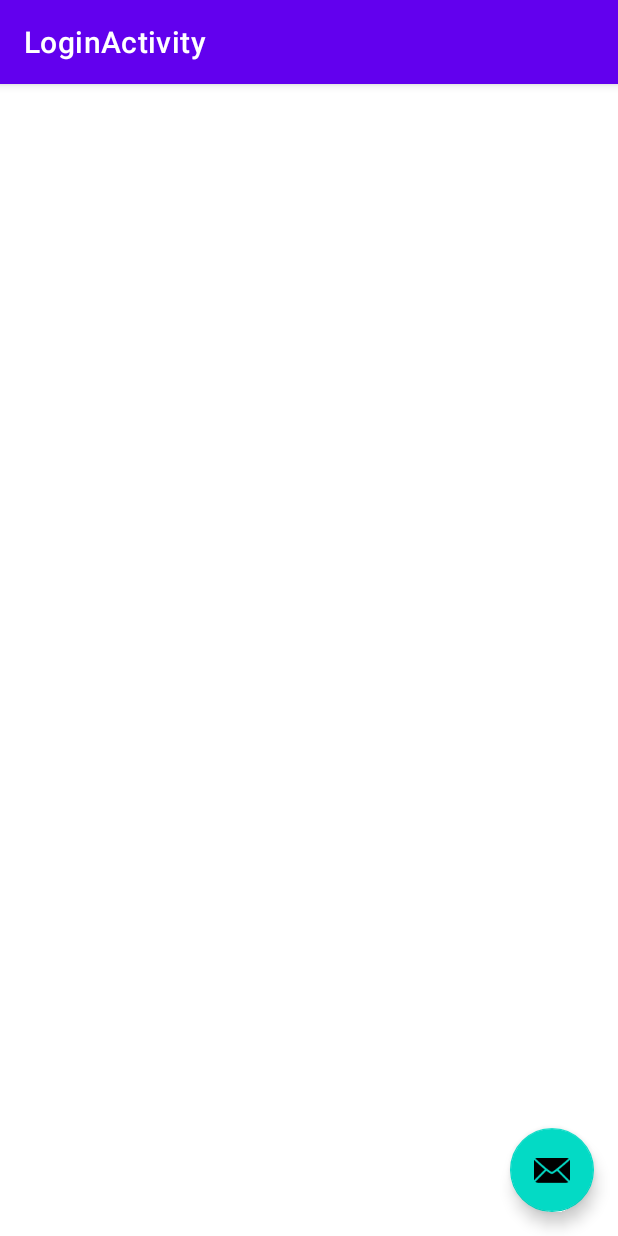
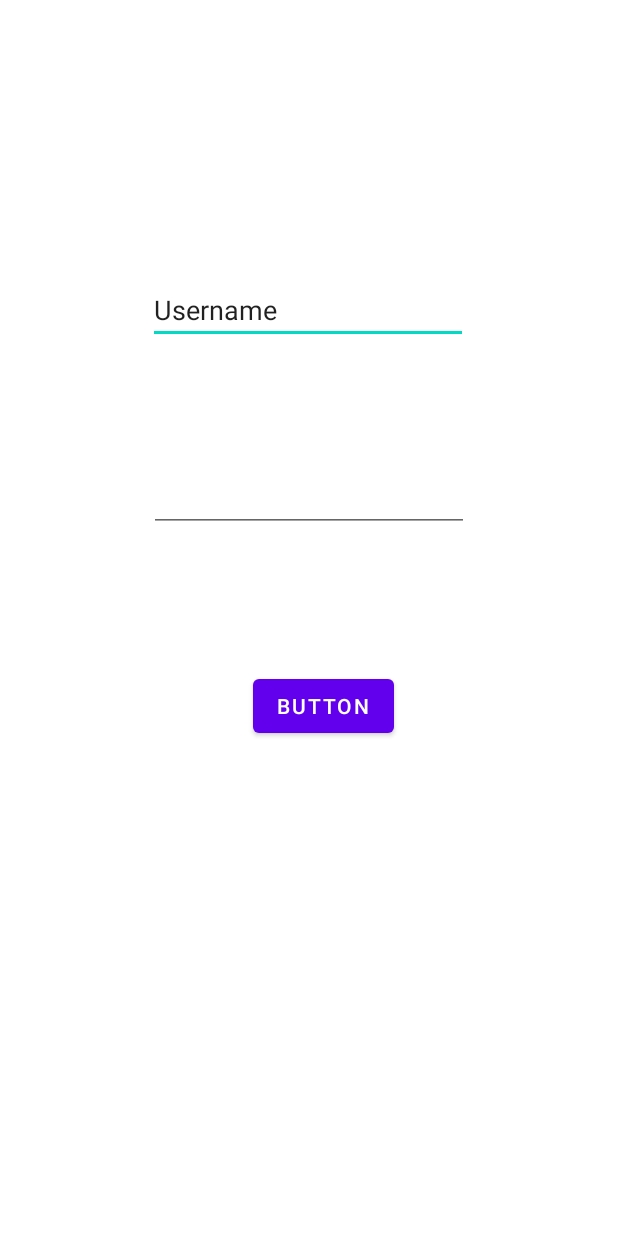
Before and after one commit to McGill-ECSE321-Fall2020/project-group-06, an Android app: the screen it shows after launch (LoginActivity), on a phone screen of 412 x 824 dp. Run offline under Robolectric (Android 15) with nearby library versions, the phone set to English and light mode, and no system bars; 1 statement that could not run was skipped.

Commit message:
Config file

```diff
--- a/ArtGallery-Android/app/src/main/res/layout/activity_login.xml
+++ b/ArtGallery-Android/app/src/main/res/layout/activity_login.xml
@@ -1,33 +1,47 @@
 <?xml version="1.0" encoding="utf-8"?>
-<androidx.coordinatorlayout.widget.CoordinatorLayout xmlns:android="http://schemas.android.com/apk/res/android"
+<androidx.constraintlayout.widget.ConstraintLayout xmlns:android="http://schemas.android.com/apk/res/android"
     xmlns:app="http://schemas.android.com/apk/res-auto"
     xmlns:tools="http://schemas.android.com/tools"
+    android:id="@+id/constraintLayout"
     android:layout_width="match_parent"
-    android:layout_height="match_parent"
-    tools:context=".LoginActivity">
+    android:layout_height="match_parent">
 
-    <com.google.android.material.appbar.AppBarLayout
-        android:layout_width="match_parent"
-        android:layout_height="wrap_content"
-        android:theme="@style/Theme.ArtGalleryAndroid.AppBarOverlay">
 
-        <androidx.appcompat.widget.Toolbar
-            android:id="@+id/toolbar"
-            android:layout_width="match_parent"
-            android:layout_height="?attr/actionBarSize"
-            android:background="?attr/colorPrimary"
-            app:popupTheme="@style/Theme.ArtGalleryAndroid.PopupOverlay" />
-
-    </com.google.android.material.appbar.AppBarLayout>
-
-    <include layout="@layout/content_login" />
-
-    <com.google.android.material.floatingactionbutton.FloatingActionButton
-        android:id="@+id/fab"
+    <EditText
+        android:id="@+id/editTextTextPersonName"
         android:layout_width="wrap_content"
         android:layout_height="wrap_content"
-        android:layout_gravity="bottom|end"
-        android:layout_margin="@dimen/fab_margin"
-        app:srcCompat="@android:drawable/ic_dialog_email" />
+        android:layout_marginTop="184dp"
+        android:ems="10"
+        android:inputType="textPersonName"
+        android:text="Username"
+        app:layout_constraintEnd_toEndOf="parent"
+        app:layout_constraintHorizontal_bias="0.497"
+        app:layout_constraintStart_toStartOf="parent"
+        app:layout_constraintTop_toTopOf="parent" />
 
-</androidx.coordinatorlayout.widget.CoordinatorLayout>
+    <EditText
+        android:id="@+id/editTextTextPassword"
+        android:layout_width="wrap_content"
+        android:layout_height="wrap_content"
+        android:layout_marginTop="80dp"
+        android:ems="10"
+        android:inputType="textPassword"
+        app:layout_constraintEnd_toEndOf="parent"
+        app:layout_constraintStart_toStartOf="parent"
+        app:layout_constraintTop_toBottomOf="@+id/editTextTextPersonName" />
+
+    <Button
+        android:id="@+id/button3"
+        android:layout_width="wrap_content"
+        android:layout_height="wrap_content"
+        android:layout_marginTop="92dp"
+        android:text="Button"
+        app:layout_constraintBottom_toBottomOf="parent"
+        app:layout_constraintEnd_toEndOf="parent"
+        app:layout_constraintHorizontal_bias="0.531"
+        app:layout_constraintStart_toStartOf="parent"
+        app:layout_constraintTop_toBottomOf="@+id/editTextTextPassword"
+        app:layout_constraintVertical_bias="0.0" />
+
+</androidx.constraintlayout.widget.ConstraintLayout>
```
